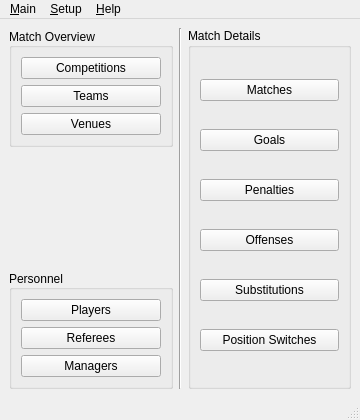
Above: code/pyqt/gui/main_switchboard.ui from soccermetrics/marcotti-desktop before the change. Below: the same form after it.
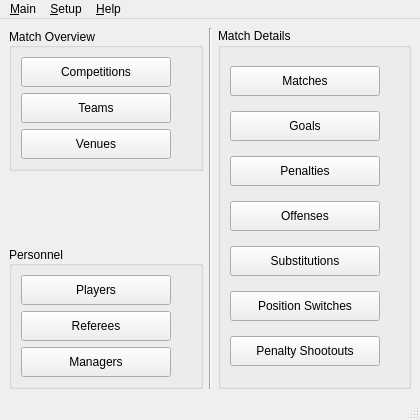
That is the form after the change.

Commit message:
Revised Administrator switchboard (#75)
Added Penalty Shootout button, added submenus for new setup UIs

Diff of the .ui file:
```diff
--- a/code/pyqt/gui/main_switchboard.ui
+++ b/code/pyqt/gui/main_switchboard.ui
@@ -6,19 +6,19 @@
    <rect>
     <x>0</x>
     <y>0</y>
-    <width>360</width>
+    <width>420</width>
     <height>420</height>
    </rect>
   </property>
   <property name="minimumSize">
    <size>
-    <width>360</width>
+    <width>420</width>
     <height>420</height>
    </size>
   </property>
   <property name="maximumSize">
    <size>
-    <width>360</width>
+    <width>420</width>
     <height>420</height>
    </size>
   </property>
@@ -43,6 +43,18 @@
         <layout class="QVBoxLayout" name="verticalLayout">
          <item>
           <widget class="QPushButton" name="compButton">
+           <property name="minimumSize">
+            <size>
+             <width>150</width>
+             <height>30</height>
+            </size>
+           </property>
+           <property name="maximumSize">
+            <size>
+             <width>150</width>
+             <height>30</height>
+            </size>
+           </property>
            <property name="text">
             <string>Competitions</string>
            </property>
@@ -50,6 +62,18 @@
          </item>
          <item>
           <widget class="QPushButton" name="teamButton">
+           <property name="minimumSize">
+            <size>
+             <width>150</width>
+             <height>30</height>
+            </size>
+           </property>
+           <property name="maximumSize">
+            <size>
+             <width>150</width>
+             <height>30</height>
+            </size>
+           </property>
            <property name="text">
             <string>Teams</string>
            </property>
@@ -57,6 +81,18 @@
          </item>
          <item>
           <widget class="QPushButton" name="venueButton">
+           <property name="minimumSize">
+            <size>
+             <width>150</width>
+             <height>30</height>
+            </size>
+           </property>
+           <property name="maximumSize">
+            <size>
+             <width>150</width>
+             <height>30</height>
+            </size>
+           </property>
            <property name="text">
             <string>Venues</string>
            </property>
@@ -89,6 +125,18 @@
         <layout class="QVBoxLayout" name="verticalLayout_2">
          <item>
           <widget class="QPushButton" name="playerButton">
+           <property name="minimumSize">
+            <size>
+             <width>150</width>
+             <height>30</height>
+            </size>
+           </property>
+           <property name="maximumSize">
+            <size>
+             <width>150</width>
+             <height>30</height>
+            </size>
+           </property>
            <property name="text">
             <string>Players</string>
            </property>
@@ -96,6 +144,18 @@
          </item>
          <item>
           <widget class="QPushButton" name="refereeButton">
+           <property name="minimumSize">
+            <size>
+             <width>150</width>
+             <height>30</height>
+            </size>
+           </property>
+           <property name="maximumSize">
+            <size>
+             <width>150</width>
+             <height>30</height>
+            </size>
+           </property>
            <property name="text">
             <string>Referees</string>
            </property>
@@ -103,6 +163,18 @@
          </item>
          <item>
           <widget class="QPushButton" name="managerButton">
+           <property name="minimumSize">
+            <size>
+             <width>150</width>
+             <height>30</height>
+            </size>
+           </property>
+           <property name="maximumSize">
+            <size>
+             <width>150</width>
+             <height>30</height>
+            </size>
+           </property>
            <property name="text">
             <string>Managers</string>
            </property>
@@ -128,6 +200,18 @@
       <layout class="QVBoxLayout" name="verticalLayout_3">
        <item>
         <widget class="QPushButton" name="matchButton">
+         <property name="minimumSize">
+          <size>
+           <width>150</width>
+           <height>30</height>
+          </size>
+         </property>
+         <property name="maximumSize">
+          <size>
+           <width>150</width>
+           <height>30</height>
+          </size>
+         </property>
          <property name="text">
           <string>Matches</string>
          </property>
@@ -135,6 +219,18 @@
        </item>
        <item>
         <widget class="QPushButton" name="goalButton">
+         <property name="minimumSize">
+          <size>
+           <width>150</width>
+           <height>30</height>
+          </size>
+         </property>
+         <property name="maximumSize">
+          <size>
+           <width>150</width>
+           <height>30</height>
+          </size>
+         </property>
          <property name="text">
           <string>Goals</string>
          </property>
@@ -142,6 +238,18 @@
        </item>
        <item>
         <widget class="QPushButton" name="penButton">
+         <property name="minimumSize">
+          <size>
+           <width>150</width>
+           <height>30</height>
+          </size>
+         </property>
+         <property name="maximumSize">
+          <size>
+           <width>150</width>
+           <height>30</height>
+          </size>
+         </property>
          <property name="text">
           <string>Penalties</string>
          </property>
@@ -149,6 +257,18 @@
        </item>
        <item>
         <widget class="QPushButton" name="offenseButton">
+         <property name="minimumSize">
+          <size>
+           <width>150</width>
+           <height>30</height>
+          </size>
+         </property>
+         <property name="maximumSize">
+          <size>
+           <width>150</width>
+           <height>30</height>
+          </size>
+         </property>
          <property name="text">
           <string>Offenses</string>
          </property>
@@ -156,6 +276,18 @@
        </item>
        <item>
         <widget class="QPushButton" name="subButton">
+         <property name="minimumSize">
+          <size>
+           <width>150</width>
+           <height>30</height>
+          </size>
+         </property>
+         <property name="maximumSize">
+          <size>
+           <width>150</width>
+           <height>30</height>
+          </size>
+         </property>
          <property name="text">
           <string>Substitutions</string>
          </property>
@@ -163,11 +295,42 @@
        </item>
        <item>
         <widget class="QPushButton" name="switchButton">
+         <property name="minimumSize">
+          <size>
+           <width>150</width>
+           <height>30</height>
+          </size>
+         </property>
+         <property name="maximumSize">
+          <size>
+           <width>150</width>
+           <height>30</height>
+          </size>
+         </property>
          <property name="text">
           <string>Position Switches</string>
          </property>
         </widget>
        </item>
+       <item>
+        <widget class="QPushButton" name="shootoutButton">
+         <property name="minimumSize">
+          <size>
+           <width>150</width>
+           <height>30</height>
+          </size>
+         </property>
+         <property name="maximumSize">
+          <size>
+           <width>150</width>
+           <height>30</height>
+          </size>
+         </property>
+         <property name="text">
+          <string>Penalty Shootouts</string>
+         </property>
+        </widget>
+       </item>
       </layout>
      </widget>
     </item>
@@ -178,7 +341,7 @@
     <rect>
      <x>0</x>
      <y>0</y>
-     <width>360</width>
+     <width>420</width>
      <height>23</height>
     </rect>
    </property>
```
Left out of the diff: 26 changed lines with no effect on the pictures.
